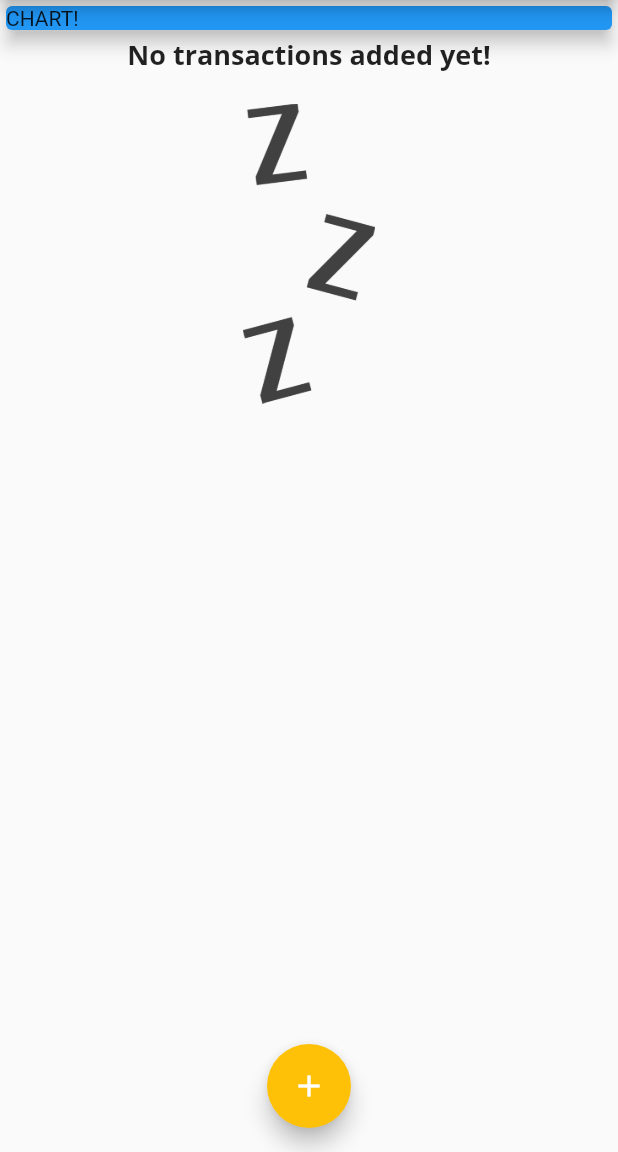
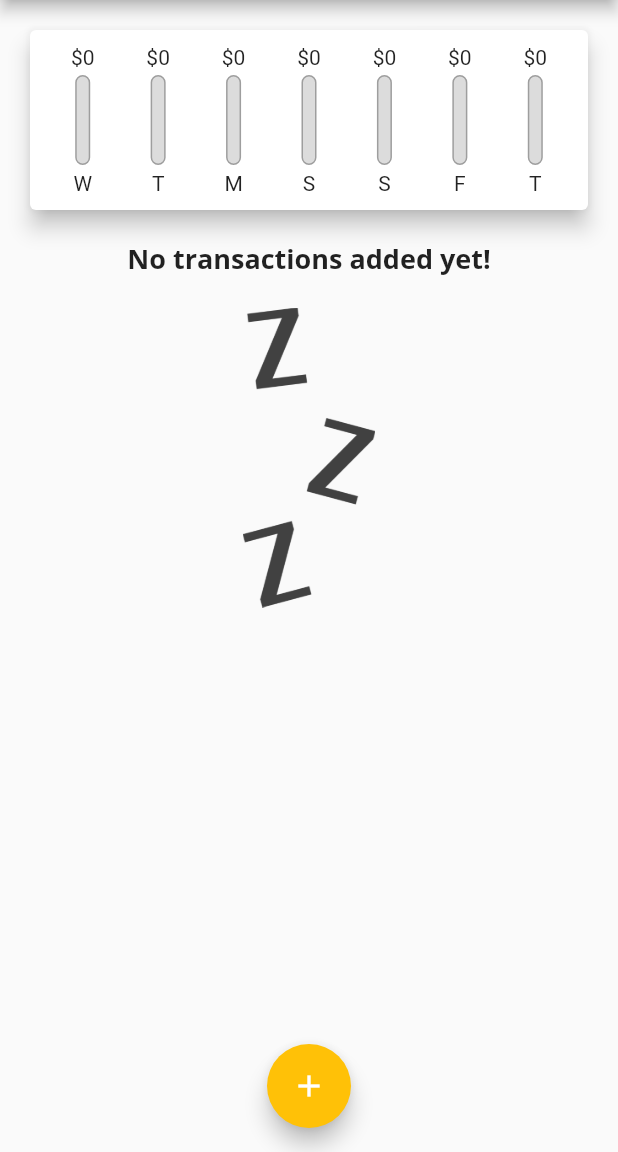
Before and after one commit to adriandallegrave/flutter, a Flutter app: the screen it shows after launch, on a phone screen of 412 x 824 dp, the part 84-1236 px from its top. Run offline on Flutter 3.47's test engine with Material 2 defaults, Android fonts, the phone set to English and light mode, and no system bars.

Commit message:
expenses15 - chart and bar charts

```diff
--- a/personal_expenses_app/lib/main.dart
+++ b/personal_expenses_app/lib/main.dart
@@ -1,6 +1,7 @@
 import 'package:flutter/material.dart';
 
 import 'models/transaction.dart';
+import 'widgets/chart.dart';
 import 'widgets/new_transaction.dart';
 import 'widgets/transaction_list.dart';
 
@@ -59,6 +60,16 @@ class _MyHomePageState extends State<MyHomePage> {
     // ),
   ];
 
+  List<Transaction> get _recentTransactions {
+    return _userTransactions.where((tx) {
+      return tx.date.isAfter(
+        DateTime.now().subtract(
+          const Duration(days: 7),
+        ),
+      );
+    }).toList();
+  }
+
   void _addNewTransaction(String txTitle, double txAmount) {
     final newTx = Transaction(
       id: DateTime.now().toString(),
@@ -101,14 +112,7 @@ class _MyHomePageState extends State<MyHomePage> {
         child: Column(
           crossAxisAlignment: CrossAxisAlignment.stretch,
           children: <Widget>[
-            const SizedBox(
-              width: double.infinity,
-              child: Card(
-                color: Colors.blue,
-                child: Text('CHART!'),
-                elevation: 5,
-              ),
-            ),
+            Chart(_recentTransactions),
             TransactionList(_userTransactions),
           ],
         ),
--- /dev/null
+++ b/personal_expenses_app/lib/widgets/chart.dart
@@ -0,0 +1,64 @@
+import 'package:flutter/material.dart';
+import 'package:intl/intl.dart';
+import 'package:personal_expenses_app/widgets/chart_bar.dart';
+
+import '../models/transaction.dart';
+
+class Chart extends StatelessWidget {
+  const Chart(this.recentTransactions, {Key? key}) : super(key: key);
+
+  final List<Transaction> recentTransactions;
+
+  List<Map<String, dynamic>> get groupTransactionValues {
+    return List.generate(7, (index) {
+      final weekDay = DateTime.now().subtract(
+        Duration(days: index),
+      );
+      var totalSum = 0.0;
+
+      for (var i = 0; i < recentTransactions.length; i++) {
+        if (recentTransactions[i].date.day == weekDay.day &&
+            recentTransactions[i].date.month == weekDay.month &&
+            recentTransactions[i].date.year == weekDay.year) {
+          totalSum += recentTransactions[i].amount;
+        }
+      }
+      return {
+        'day': DateFormat.E().format(weekDay).substring(0, 1),
+        'amount': totalSum,
+      };
+    });
+  }
+
+  double get totalSpending {
+    return groupTransactionValues.fold(0.0, (sum, item) {
+      return sum + item['amount'];
+    });
+  }
+
+  @override
+  Widget build(BuildContext context) {
+    return Card(
+      elevation: 6,
+      margin: const EdgeInsets.all(20),
+      child: Padding(
+        padding: const EdgeInsets.all(10),
+        child: Row(
+          mainAxisAlignment: MainAxisAlignment.spaceAround,
+          children: groupTransactionValues.map((data) {
+            return Flexible(
+              fit: FlexFit.tight,
+              child: ChartBar(
+                data['day'],
+                data['amount'],
+                totalSpending == 0.0
+                    ? 0.0
+                    : (data['amount'] as double) / totalSpending,
+              ),
+            );
+          }).toList(),
+        ),
+      ),
+    );
+  }
+}
--- /dev/null
+++ b/personal_expenses_app/lib/widgets/chart_bar.dart
@@ -0,0 +1,56 @@
+import 'package:flutter/material.dart';
+
+class ChartBar extends StatelessWidget {
+  const ChartBar(this.label, this.spendingAmount, this.spendingPctOfTotal,
+      {Key? key})
+      : super(key: key);
+
+  final String label;
+  final double spendingAmount;
+  final double spendingPctOfTotal;
+
+  @override
+  Widget build(BuildContext context) {
+    return Column(
+      children: <Widget>[
+        FittedBox(
+          child: Text('\$${spendingAmount.toStringAsFixed(0)}'),
+        ),
+        const SizedBox(
+          height: 4,
+        ),
+        SizedBox(
+          height: 60,
+          width: 10,
+          child: Stack(
+            children: <Widget>[
+              Container(
+                decoration: BoxDecoration(
+                  border: Border.all(
+                    color: Colors.grey,
+                    width: 1.0,
+                  ),
+                  color: const Color.fromRGBO(220, 220, 220, 1),
+                  borderRadius: BorderRadius.circular(10),
+                ),
+              ),
+              FractionallySizedBox(
+                heightFactor: spendingPctOfTotal,
+                child: Container(
+                  decoration: BoxDecoration(
+                    color: Theme.of(context).colorScheme.primary,
+                    borderRadius: BorderRadius.circular(10),
+                  ),
+                ),
+              ),
+            ],
+          ),
+        ),
+        const SizedBox(
+          height: 4,
+        ),
+        Text(label),
+      ],
+    );
+  }
+}
```
